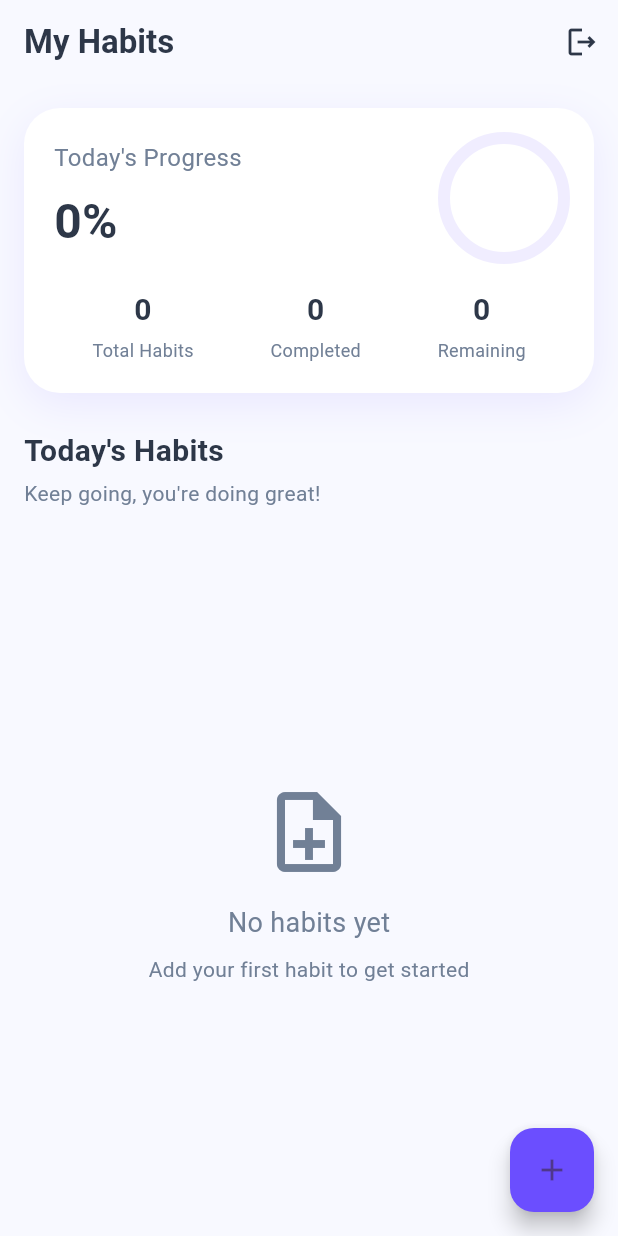
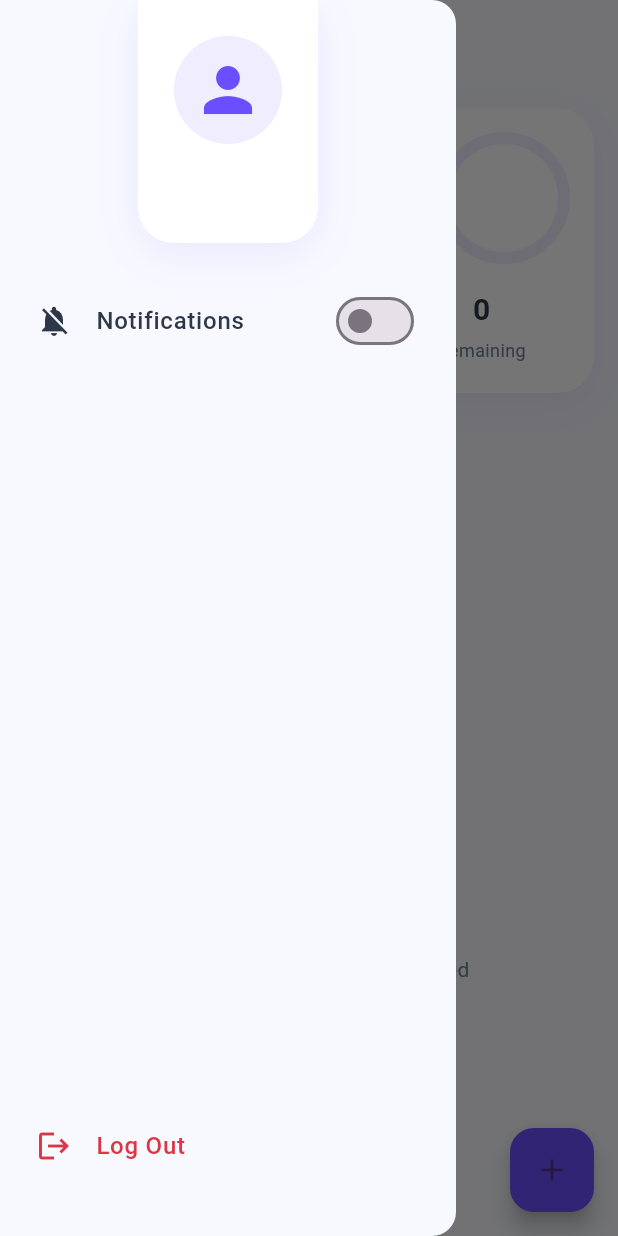
Before and after one commit to OvidiuTo/Progressly, a Flutter app: the screen it shows once a user with an empty profile is signed in, with the side drawer open (before the commit the screen has no drawer), on a phone screen of 412 x 824 dp. Run offline on Flutter 3.47's test engine with Material 3 defaults, Android fonts, the phone set to English and light mode, and no system bars; our stand-ins replace animate_do, cloud_firestore, firebase_auth, firebase_core; accounts and stored records are empty.

Commit message:
added statistics functionality & drawer

```diff
--- /dev/null
+++ b/lib/models/activity_log.dart
@@ -0,0 +1,40 @@
+import 'package:cloud_firestore/cloud_firestore.dart';
+
+class ActivityLog {
+  final String id;
+  final String userId;
+  final DateTime date;
+  final int habitsCompleted;
+  final int totalHabits;
+  final double completionRate;
+
+  ActivityLog({
+    required this.id,
+    required this.userId,
+    required this.date,
+    required this.habitsCompleted,
+    required this.totalHabits,
+    required this.completionRate,
+  });
+
+  Map<String, dynamic> toMap() {
+    return {
+      'userId': userId,
+      'date': Timestamp.fromDate(date),
+      'habitsCompleted': habitsCompleted,
+      'totalHabits': totalHabits,
+      'completionRate': completionRate,
+    };
+  }
+
+  factory ActivityLog.fromMap(String id, Map<String, dynamic> map) {
+    return ActivityLog(
+      id: id,
+      userId: map['userId'] as String,
+      date: (map['date'] as Timestamp).toDate(),
+      habitsCompleted: map['habitsCompleted'] as int,
+      totalHabits: map['totalHabits'] as int,
+      completionRate: map['completionRate'] as double,
+    );
+  }
+}
--- a/lib/services/auth_service.dart
+++ b/lib/services/auth_service.dart
@@ -35,4 +35,10 @@ class AuthService {
   Future<void> signOut() async {
     await _auth.signOut();
   }
+
+  // Add this method to AuthService class
+  Future<String?> getCurrentUserEmail() async {
+    final user = _auth.currentUser;
+    return user?.email;
+  }
 }
--- /dev/null
+++ b/lib/widgets/app_drawer.dart
@@ -0,0 +1,137 @@
+import 'package:flutter/material.dart';
+import '../services/auth_service.dart';
+import '../utils/styles.dart';
+
+class AppDrawer extends StatefulWidget {
+  const AppDrawer({super.key});
+
+  @override
+  State<AppDrawer> createState() => _AppDrawerState();
+}
+
+class _AppDrawerState extends State<AppDrawer> {
+  bool _notificationsEnabled = false;
+
+  @override
+  Widget build(BuildContext context) {
+    return Drawer(
+      backgroundColor: AppColors.background,
+      child: SafeArea(
+        child: Column(
+          children: [
+            Container(
+              padding: const EdgeInsets.all(24),
+              decoration: BoxDecoration(
+                color: AppColors.surface,
+                borderRadius: const BorderRadius.only(
+                  bottomLeft: Radius.circular(24),
+                  bottomRight: Radius.circular(24),
+                ),
+                boxShadow: [
+                  BoxShadow(
+                    color: AppColors.primary.withOpacity(0.1),
+                    blurRadius: 24,
+                    offset: const Offset(0, 8),
+                  ),
+                ],
+              ),
+              child: Column(
+                children: [
+                  Container(
+                    padding: const EdgeInsets.all(12),
+                    decoration: BoxDecoration(
+                      shape: BoxShape.circle,
+                      color: AppColors.primary.withOpacity(0.1),
+                    ),
+                    child: const Icon(
+                      Icons.person,
+                      size: 48,
+                      color: AppColors.primary,
+                    ),
+                  ),
+                  const SizedBox(height: 16),
+                  FutureBuilder<String?>(
+                    future: AuthService().getCurrentUserEmail(),
+                    builder: (context, snapshot) {
+                      return Text(
+                        snapshot.data ?? 'User',
+                        style: const TextStyle(
+                          color: AppColors.textPrimary,
+                          fontSize: 18,
+                          fontWeight: FontWeight.bold,
+                        ),
+                      );
+                    },
+                  ),
+                ],
+              ),
+            ),
+            const SizedBox(height: 16),
+            ListTile(
+              leading: Icon(
+                _notificationsEnabled
+                    ? Icons.notifications_active
+                    : Icons.notifications_off,
+                color: AppColors.textPrimary,
+              ),
+              title: const Text(
+                'Notifications',
+                style: TextStyle(
+                  color: AppColors.textPrimary,
+                  fontSize: 16,
+                  fontWeight: FontWeight.w500,
+                ),
+              ),
+              trailing: Switch(
+                value: _notificationsEnabled,
+                onChanged: (value) {
+                  setState(() {
+                    _notificationsEnabled = value;
+                  });
+                },
+                activeColor: AppColors.primary,
+              ),
+              shape: RoundedRectangleBorder(
+                borderRadius: BorderRadius.circular(16),
+              ),
+              contentPadding: const EdgeInsets.symmetric(
+                horizontal: 24,
+                vertical: 8,
+              ),
+            ),
+            const Spacer(),
+            ListTile(
+              leading: const Icon(
+                Icons.logout,
+                color: AppColors.error,
+              ),
+              title: const Text(
+                'Log Out',
+                style: TextStyle(
+                  color: AppColors.error,
+                  fontSize: 16,
+                  fontWeight: FontWeight.w500,
+                ),
+              ),
+              onTap: () async {
+                await AuthService().signOut();
+                if (context.mounted) {
+                  Navigator.pushReplacementNamed(context, '/login');
+                }
+              },
+              shape: RoundedRectangleBorder(
+                borderRadius: BorderRadius.circular(16),
+              ),
+              minLeadingWidth: 20,
+              contentPadding: const EdgeInsets.symmetric(
+                horizontal: 24,
+                vertical: 8,
+              ),
+            ),
+            const SizedBox(height: 24),
+          ],
+        ),
+      ),
+    );
+  }
+}
--- a/pubspec.yaml
+++ b/pubspec.yaml
@@ -41,7 +41,6 @@ dependencies:
   animate_do: ^3.3.4
   cloud_firestore: ^5.6.2
   flutter_staggered_animations: ^1.1.1
-
 
 dev_dependencies:
   flutter_test:
```
Also changed, not shown: lib/screens/home_page.dart (+46 -18 lines), lib/services/habit_service.dart (+69 -1 lines).
